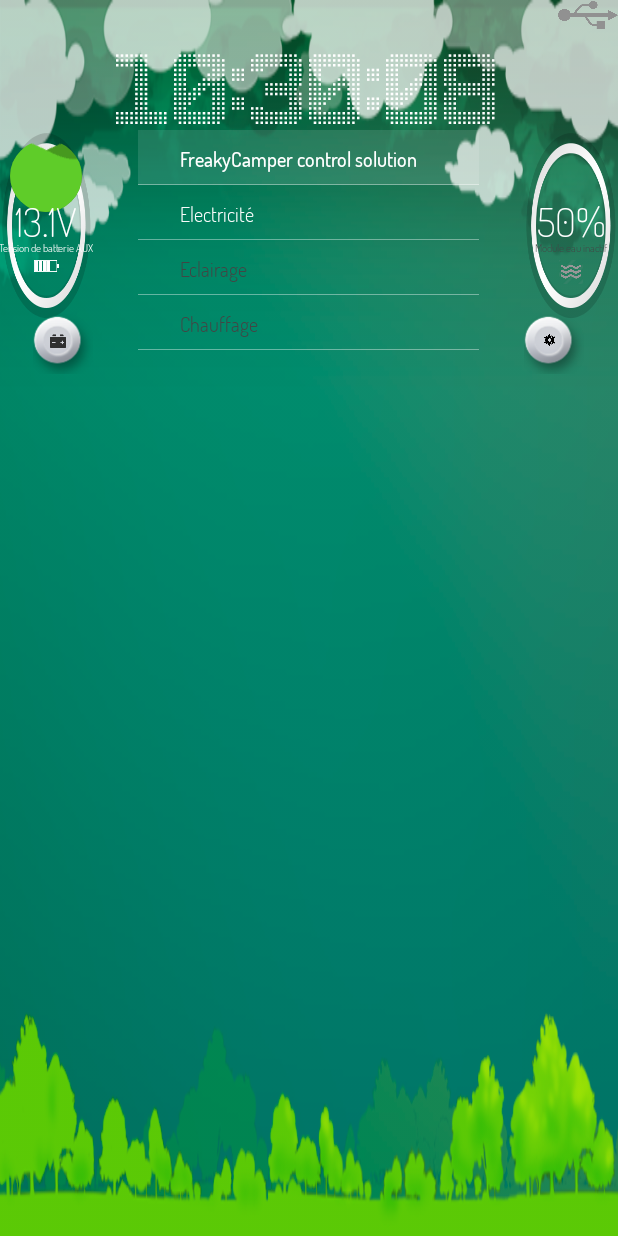
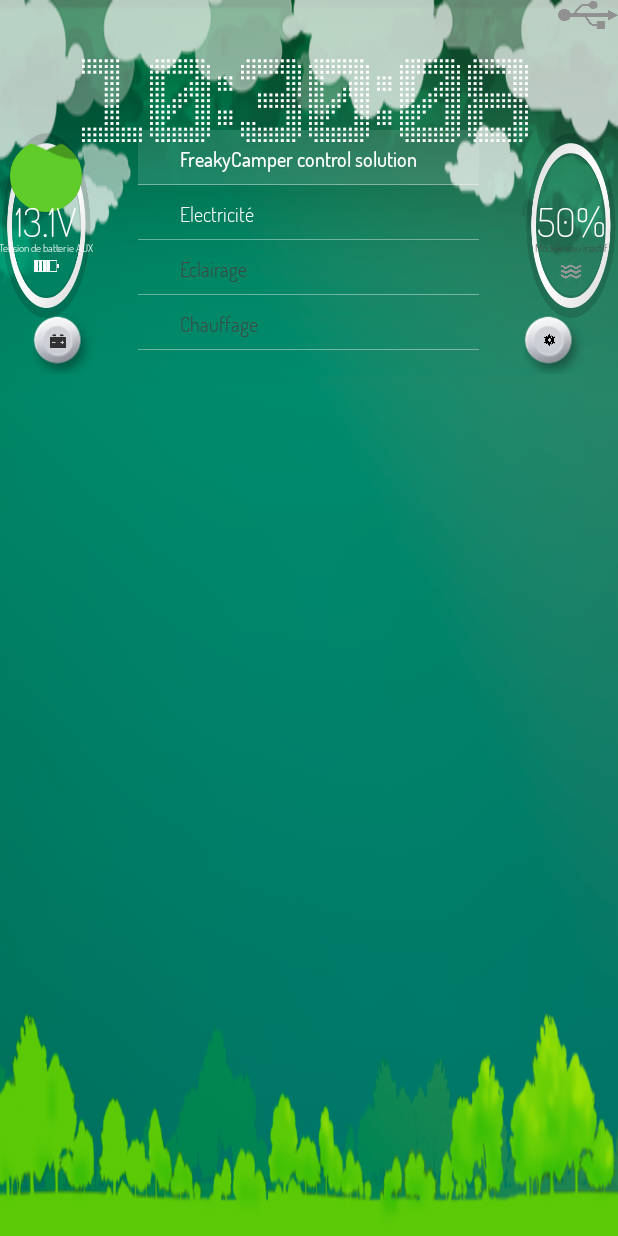
Before and after one commit to freakstreet/Arduino-Commmunicator, an Android app: the screen it shows after launch (ArduinoCommunicatorActivity), on a phone screen of 412 x 824 dp. Run offline under Robolectric (Android 15) with nearby library versions, the phone set to English and light mode, and no system bars.

Commit message:
Increased clock size

```diff
--- a/app/src/main/res/layout/activity_main.xml
+++ b/app/src/main/res/layout/activity_main.xml
@@ -107,6 +107,6 @@
         android:layout_below="@+id/img_usb_status"
         android:layout_centerHorizontal="true"
         android:textColor="@android:color/background_light"
-        android:textSize="32dp" />
+        android:textSize="38dp" />
 
 </RelativeLayout>
```
